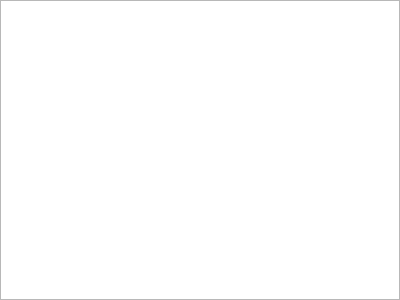
This is sphinx_explorer/settings.ui in pashango2/sphinx-explorer as Qt 5 draws it before an edit. The edited form follows.
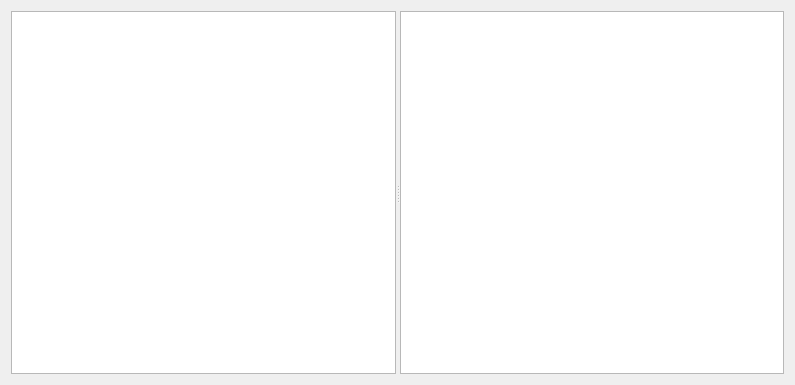
This is the edited form. Custom widgets are drawn as their Qt base class.

What changed in the file:
```diff
--- a/sphinx_explorer/settings.ui
+++ b/sphinx_explorer/settings.ui
@@ -6,19 +6,29 @@
    <rect>
     <x>0</x>
     <y>0</y>
-    <width>400</width>
-    <height>300</height>
+    <width>795</width>
+    <height>385</height>
    </rect>
   </property>
   <property name="windowTitle">
    <string>Form</string>
   </property>
   <layout class="QVBoxLayout" name="verticalLayout">
-   <property name="margin">
-    <number>0</number>
-   </property>
    <item>
-    <widget class="PropertyWidget" name="property_widget"/>
+    <widget class="QSplitter" name="splitter">
+     <property name="orientation">
+      <enum>Qt::Horizontal</enum>
+     </property>
+     <widget class="QTreeView" name="tree_view_category">
+      <property name="rootIsDecorated">
+       <bool>false</bool>
+      </property>
+      <attribute name="headerVisible">
+       <bool>false</bool>
+      </attribute>
+     </widget>
+     <widget class="PropertyWidget" name="property_widget"/>
+    </widget>
    </item>
   </layout>
  </widget>
```
